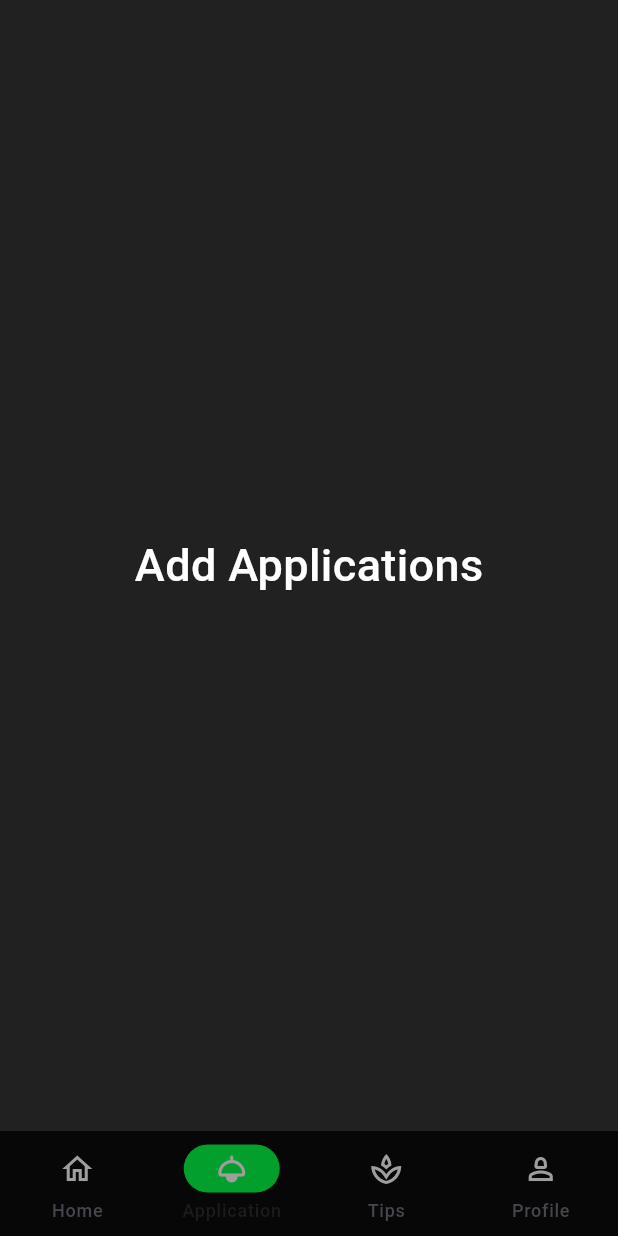
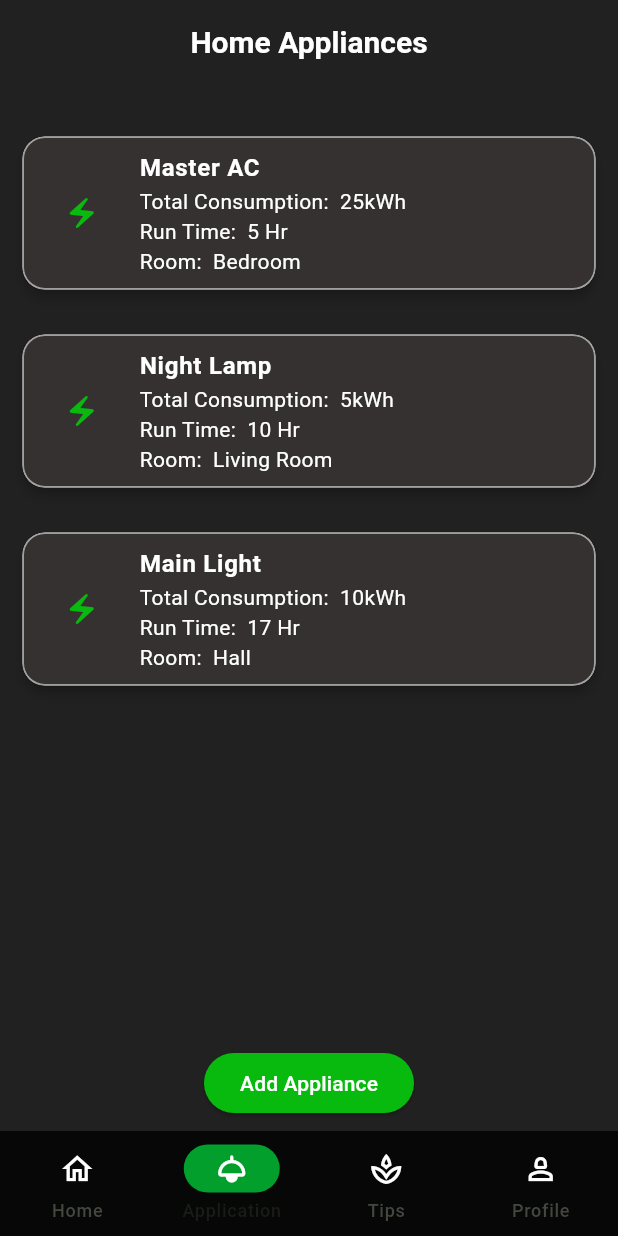
Before and after one commit to divyamD13/urja_app, a Flutter app: the screen it shows after launch, item 2 of the bottom bar chosen, on a phone screen of 412 x 824 dp. Run offline on Flutter 3.47's test engine with Material 3 defaults, Android fonts, the phone set to English and light mode, and no system bars.

Commit message:
add new appliances page added

```diff
--- a/lib/bottomnavigation.dart
+++ b/lib/bottomnavigation.dart
@@ -1,8 +1,9 @@
 import 'package:flutter/material.dart';
-import 'package:urja_app/feature_application/screens/applications.dart';
+import 'package:urja_app/feature_appliances/screens/add_appliance.dart';
 import 'package:urja_app/feature_home/screens/dashboard.dart';
 import 'package:urja_app/feature_profile/screens/profile.dart';
-import 'package:urja_app/feature_tips/screens/tips_page.dart';
+import 'package:urja_app/feature_tips/screens/tips_screen.dart';
+
 
 class Bottomnav extends StatefulWidget {
   const Bottomnav({super.key});
@@ -15,8 +16,8 @@ class _BottomnavigationState extends State<Bottomnav> {
   int index = 0;
   final screens = [
     const DashBoardScreen(),
-    const Applications(),
-    const TipsPage(),
+     ApplianceListScreen(),
+    const TipsScreen(),
     const ProfilePage()
   ];
   @override
@@ -38,25 +39,25 @@ class _BottomnavigationState extends State<Bottomnav> {
                 NavigationDestination(
                     icon: Icon(
                       Icons.home_outlined,
-                      color: Colors.grey,
+                      color: Colors.white,
                     ),
-                    label: 'Home'),
+                    label:'Home'),
                 NavigationDestination(
                     icon: Icon(
                       Icons.light_rounded,
-                      color: Colors.grey,
+                      color: Colors.white,
                     ),
                     label: 'Application'),
                 NavigationDestination(
                     icon: Icon(
                       Icons.spa_outlined,
-                      color: Colors.grey,
+                      color: Colors.white,
                     ),
                     label: 'Tips'),
                 NavigationDestination(
                     icon: Icon(
                       Icons.person_2_outlined,
-                      color: Colors.grey,
+                      color: Colors.white,
                     ),
                     label: 'Profile'),
               ]),
--- /dev/null
+++ b/lib/feature_appliances/models/appliance.dart
@@ -0,0 +1,13 @@
+class Appliance{
+  Appliance({
+    required this.name,
+    required this.consumption,
+    required this.runtime,
+    required this.room
+  });
+
+  final String name;
+  final String consumption;
+  final String runtime;
+  final String room;
+}
--- /dev/null
+++ b/lib/feature_appliances/screens/add_appliance.dart
@@ -0,0 +1,213 @@
+// import 'package:flutter/material.dart';
+
+// class Applications extends StatefulWidget {
+//   const Applications({super.key});
+
+//   @override
+//   State<Applications> createState() => _ApplicationsState();
+// }
+
+// class _ApplicationsState extends State<Applications> {
+//   @override
+//   Widget build(BuildContext context) {
+//     return Scaffold(
+//       backgroundColor: Colors.grey.shade900,
+//       body: const Center(
+//         child: Text(
+//           'Add Applications',
+//           style: TextStyle(
+//             fontSize: 30, // Adjust font size
+//             fontWeight: FontWeight.w500,
+//             color: Colors.white,
+//           ),
+//         ),
+//       ),
+//     );
+//   }
+// }
+import 'package:flutter/material.dart';
+import 'package:urja_app/feature_appliances/models/appliance.dart';
+
+void main() {
+  runApp(MyApp());
+}
+
+class MyApp extends StatelessWidget {
+  @override
+  Widget build(BuildContext context) {
+    return MaterialApp(
+      debugShowCheckedModeBanner: false,
+      home: ApplianceListScreen(),
+    );
+  }
+}
+
+class ApplianceListScreen extends StatefulWidget {
+  @override
+  _ApplianceListScreenState createState() => _ApplianceListScreenState();
+}
+
+class _ApplianceListScreenState extends State<ApplianceListScreen> {
+  List<Appliance> appliances = [
+    Appliance(name: "Master AC", consumption: "25kWh", runtime: "5 Hr",room: 'Bedroom'),
+    Appliance(name: "Night Lamp", consumption: "5kWh", runtime: "10 Hr",room: 'Living Room'),
+    Appliance(name: "Main Light", consumption: "10kWh", runtime: "17 Hr",room: 'Hall'),
+  ];
+
+  final TextEditingController nameController = TextEditingController();
+  final  consumptionController = TextEditingController();
+  final TextEditingController roomController=TextEditingController();
+
+  void _addAppliance() {
+    String name = nameController.text;
+    String consumption = consumptionController.text;
+    String room = roomController.text;
+
+    if (name.isNotEmpty && consumption.isNotEmpty) {
+      setState(() {
+        appliances.add(Appliance(name: name, consumption: consumption, runtime: "0 Hr",room:room));
+      });
+      nameController.clear();
+      consumptionController.clear();
+      roomController.clear();
+      Navigator.pop(context);
+    }
+  }
+
+  void _showAddApplianceDialog() {
+    showDialog(
+      context: context,
+      builder: (context) {
+        return AlertDialog(
+          title: Text('Add Appliance'),
+          content: Column(
+            mainAxisSize: MainAxisSize.min,
+            children: [
+              TextField(
+                controller: nameController,
+                decoration: InputDecoration(labelText: 'Appliance Name'),
+              ),
+              TextField(
+                controller: consumptionController,
+                decoration: InputDecoration(labelText: 'Rating of Appliance (in Watts)'),
+              ),
+              TextField(
+                controller:roomController,
+                decoration: InputDecoration(labelText:'Room'),
+              ),
+            ],
+          ),
+          actions: [
+            TextButton(
+              onPressed: () => Navigator.pop(context),
+              child: Text('Cancel'),
+            ),
+            ElevatedButton(
+              onPressed: _addAppliance,
+              child: Text('Add'),
+            ),
+          ],
+        );
+      },
+    );
+  }
+
+  @override
+  Widget build(BuildContext context) {
+    return Scaffold(
+      appBar: AppBar(
+        centerTitle: true,
+        title: const Text('Home Appliances',
+        style:TextStyle(
+          fontSize: 20,
+          fontWeight: FontWeight.bold,
+          color: Colors.white
+        )
+        ),
+        backgroundColor:Colors.grey.shade900,
+      ),
+      body:Scaffold(
+        backgroundColor: Colors.grey.shade900,
+        body: Column(
+          children: [
+            SizedBox(height: 15,),
+            Expanded(
+              child: ListView.builder(
+                itemCount: appliances.length,
+                itemBuilder: (context, index) {
+                  Appliance appliance = appliances[index];
+                  return
+                     Padding(
+                      padding: const EdgeInsets.only(
+                                top: 20, left: 15, right: 15,bottom: 10),
+                       child: Material(
+                        elevation: 3,
+                        borderRadius: BorderRadius.circular(15.0),
+                        child: ListTile(
+                          minTileHeight: 100,
+                          tileColor: const Color.fromARGB(255, 53, 49, 49),
+                          shape: RoundedRectangleBorder(
+                                      borderRadius: BorderRadius.circular(15),
+                                      side: const BorderSide(
+                                        color: Colors.grey,
+                                      ), //
+                                    ),
+                          leading: const SizedBox(
+                            width: 45,
+                            height: 45,
+                            child: Icon(Icons.electric_bolt_rounded,
+                            color: Color.fromARGB(255, 8, 185, 14),
+                            ),
+                          ),
+                          title: Text(appliance.name,
+                          style: const TextStyle(
+                            fontWeight: FontWeight.bold,
+                            color: Colors.white,
+                          ),
+                          ),
+                          subtitle: Column(
+                            crossAxisAlignment: CrossAxisAlignment.start,
+                            children: [
+                              Text('Total Consumption:  ${(appliance.consumption)}',
+                              style: const TextStyle(
+                            fontWeight: FontWeight.normal,
+                            color: Colors.white,
+                          ),
+                              ),
+                              Text('Run Time:  ${appliance.runtime}',
+                              style: const TextStyle(
+                                fontWeight: FontWeight.normal,
+                                color: Colors.white,
+                              ),),
+                              Text('Room:  ${appliance.room}',
+                                style: const TextStyle(
+                            fontWeight: FontWeight.normal,
+                            color: Colors.white,
+                          )
+                              ),
+                            ],
+                          ),
+                        ),
+                      ),
+                     );
+
+                },
+              ),
+            ),
+            Padding(
+              padding: const EdgeInsets.all(8.0),
+              child: ElevatedButton(
+                onPressed: _showAddApplianceDialog,
+                style: ElevatedButton.styleFrom(
+                  backgroundColor: Color.fromARGB(255, 8, 185, 14), // background
+                  foregroundColor: Colors.white, // foreground
+                ),
+                child: Text('Add Appliance'),
+              ),
+            ),
+          ],
+        ),
+      ),
+    );
+  }
+}
--- a/lib/feature_application/screens/applications.dart
+++ /dev/null
@@ -1,27 +0,0 @@
-import 'package:flutter/material.dart';
-
-class Applications extends StatefulWidget {
-  const Applications({super.key});
-
-  @override
-  State<Applications> createState() => _ApplicationsState();
-}
-
-class _ApplicationsState extends State<Applications> {
-  @override
-  Widget build(BuildContext context) {
-    return Scaffold(
-      backgroundColor: Colors.grey.shade900,
-      body: const Center(
-        child: Text(
-          'Add Applications',
-          style: TextStyle(
-            fontSize: 30, // Adjust font size
-            fontWeight: FontWeight.w500,
-            color: Colors.white,
-          ),
-        ),
-      ),
-    );
-  }
-}
--- a/lib/main.dart
+++ b/lib/main.dart
@@ -14,7 +14,7 @@ class MyApp extends StatelessWidget {
       debugShowCheckedModeBanner: false,
       title: 'Flutter Demo',
       theme: ThemeData(
-        colorScheme: ColorScheme.fromSeed(seedColor: Colors.deepPurple),
+        colorScheme: ColorScheme.fromSeed(seedColor: const Color.fromARGB(255, 9, 220, 17),),
         useMaterial3: true,
       ),
       home: SplashScreen(),
```
Also changed, not shown: lib/feature_tips/screens/tips_page.dart (deleted, +0 -22 lines), lib/feature_tips/screens/tips_screen.dart (added, +57 -0 lines).
